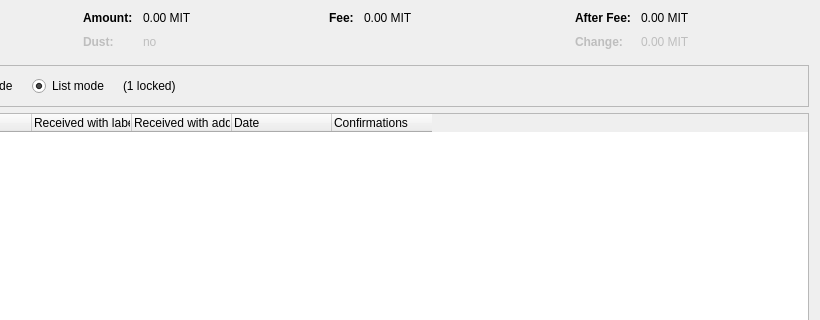
Above: src/qt/forms/coincontroldialog.ui from minblock/duncoin before the change; both pictures show x 180 to 1000 and y 0 to 320 of the 1000 by 500 pixel window. Below: the same form after it.
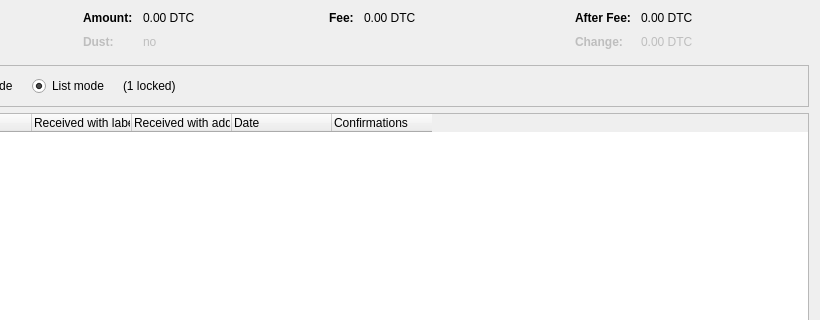
That is the form after the change. Custom widgets are drawn as their Qt base class.

What changed in the file:
```diff
--- a/src/qt/forms/coincontroldialog.ui
+++ b/src/qt/forms/coincontroldialog.ui
@@ -132,7 +132,7 @@
           <enum>Qt::ActionsContextMenu</enum>
          </property>
          <property name="text">
-          <string notr="true">0.00 MIT</string>
+          <string notr="true">0.00 DTC</string>
          </property>
          <property name="textInteractionFlags">
           <set>Qt::LinksAccessibleByMouse|Qt::TextSelectableByKeyboard|Qt::TextSelectableByMouse</set>
@@ -212,7 +212,7 @@
           <enum>Qt::ActionsContextMenu</enum>
          </property>
          <property name="text">
-          <string notr="true">0.00 MIT</string>
+          <string notr="true">0.00 DTC</string>
          </property>
          <property name="textInteractionFlags">
           <set>Qt::LinksAccessibleByMouse|Qt::TextSelectableByKeyboard|Qt::TextSelectableByMouse</set>
@@ -257,7 +257,7 @@
           <enum>Qt::ActionsContextMenu</enum>
          </property>
          <property name="text">
-          <string notr="true">0.00 MIT</string>
+          <string notr="true">0.00 DTC</string>
          </property>
          <property name="textInteractionFlags">
           <set>Qt::LinksAccessibleByMouse|Qt::TextSelectableByKeyboard|Qt::TextSelectableByMouse</set>
@@ -292,7 +292,7 @@
           <enum>Qt::ActionsContextMenu</enum>
          </property>
          <property name="text">
-          <string notr="true">0.00 MIT</string>
+          <string notr="true">0.00 DTC</string>
          </property>
          <property name="textInteractionFlags">
           <set>Qt::LinksAccessibleByMouse|Qt::TextSelectableByKeyboard|Qt::TextSelectableByMouse</set>
```
